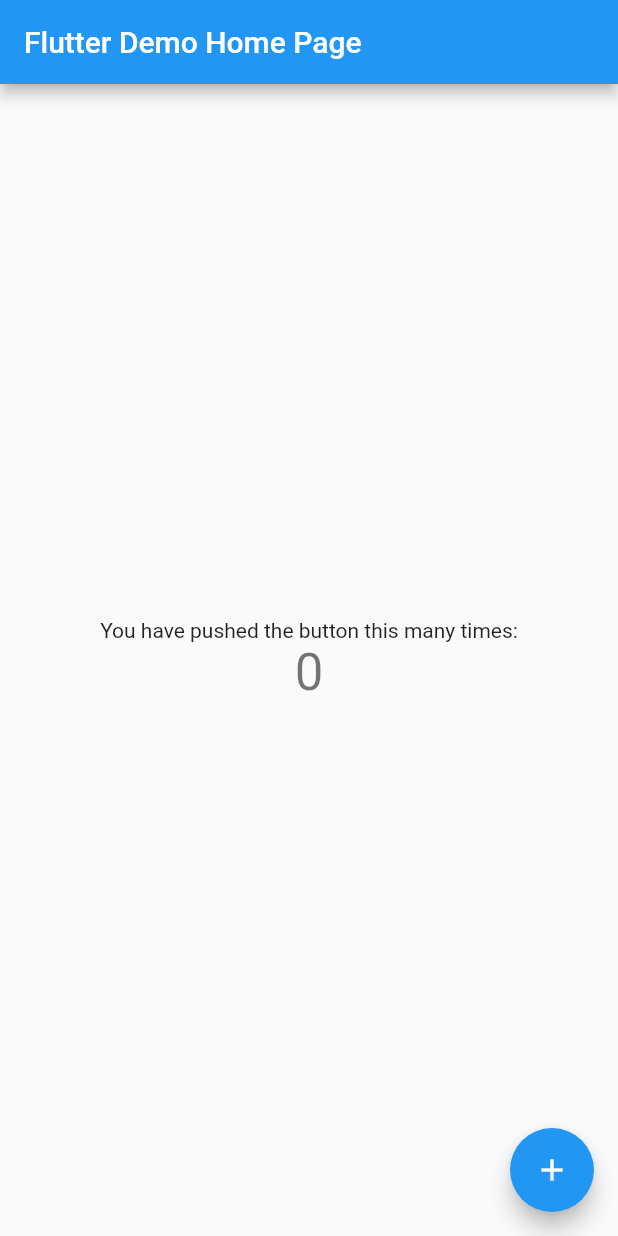
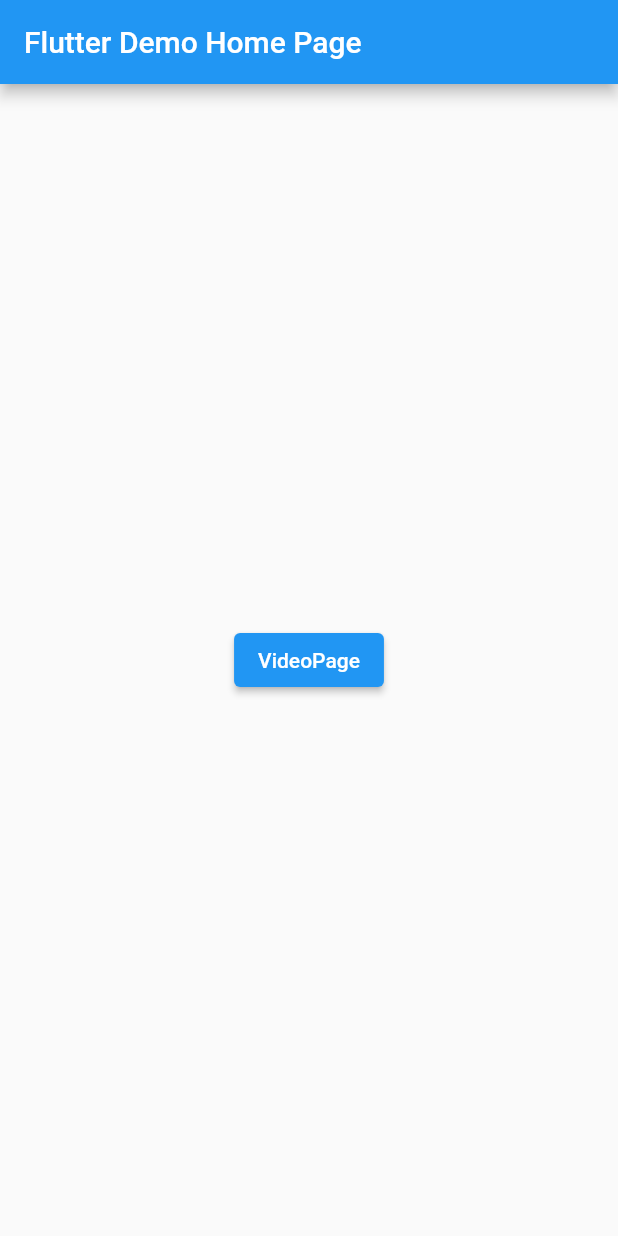
Before and after one commit to Sunbreak/graphic_player.trial, a Flutter app: the screen it shows after launch, on a phone screen of 412 x 824 dp. Run offline on Flutter 3.47's test engine with Material 2 defaults, Android fonts, the phone set to English and light mode, and no system bars; our stand-ins replace video_player.

```diff
--- a/lib/main.dart
+++ b/lib/main.dart
@@ -1,4 +1,6 @@
 import 'package:flutter/material.dart';
+
+import 'video_page.dart';
 
 void main() {
   runApp(const MyApp());
@@ -7,21 +9,11 @@ void main() {
 class MyApp extends StatelessWidget {
   const MyApp({Key? key}) : super(key: key);
 
-  // This widget is the root of your application.
   @override
   Widget build(BuildContext context) {
     return MaterialApp(
       title: 'Flutter Demo',
       theme: ThemeData(
-        // This is the theme of your application.
-        //
-        // Try running your application with "flutter run". You'll see the
-        // application has a blue toolbar. Then, without quitting the app, try
-        // changing the primarySwatch below to Colors.green and then invoke
-        // "hot reload" (press "r" in the console where you ran "flutter run",
-        // or simply save your changes to "hot reload" in a Flutter IDE).
-        // Notice that the counter didn't reset back to zero; the application
-        // is not restarted.
         primarySwatch: Colors.blue,
       ),
       home: const MyHomePage(title: 'Flutter Demo Home Page'),
@@ -32,15 +24,6 @@ class MyApp extends StatelessWidget {
 class MyHomePage extends StatefulWidget {
   const MyHomePage({Key? key, required this.title}) : super(key: key);
 
-  // This widget is the home page of your application. It is stateful, meaning
-  // that it has a State object (defined below) that contains fields that affect
-  // how it looks.
-
-  // This class is the configuration for the state. It holds the values (in this
-  // case the title) provided by the parent (in this case the App widget) and
-  // used by the build method of the State. Fields in a Widget subclass are
-  // always marked "final".
-
   final String title;
 
   @override
@@ -48,68 +31,27 @@ class MyHomePage extends StatefulWidget {
 }
 
 class _MyHomePageState extends State<MyHomePage> {
-  int _counter = 0;
-
-  void _incrementCounter() {
-    setState(() {
-      // This call to setState tells the Flutter framework that something has
-      // changed in this State, which causes it to rerun the build method below
-      // so that the display can reflect the updated values. If we changed
-      // _counter without calling setState(), then the build method would not be
-      // called again, and so nothing would appear to happen.
-      _counter++;
-    });
-  }
-
   @override
   Widget build(BuildContext context) {
-    // This method is rerun every time setState is called, for instance as done
-    // by the _incrementCounter method above.
-    //
-    // The Flutter framework has been optimized to make rerunning build methods
-    // fast, so that you can just rebuild anything that needs updating rather
-    // than having to individually change instances of widgets.
     return Scaffold(
       appBar: AppBar(
-        // Here we take the value from the MyHomePage object that was created by
-        // the App.build method, and use it to set our appbar title.
         title: Text(widget.title),
       ),
       body: Center(
-        // Center is a layout widget. It takes a single child and positions it
-        // in the middle of the parent.
         child: Column(
-          // Column is also a layout widget. It takes a list of children and
-          // arranges them vertically. By default, it sizes itself to fit its
-          // children horizontally, and tries to be as tall as its parent.
-          //
-          // Invoke "debug painting" (press "p" in the console, choose the
-          // "Toggle Debug Paint" action from the Flutter Inspector in Android
-          // Studio, or the "Toggle Debug Paint" command in Visual Studio Code)
-          // to see the wireframe for each widget.
-          //
-          // Column has various properties to control how it sizes itself and
-          // how it positions its children. Here we use mainAxisAlignment to
-          // center the children vertically; the main axis here is the vertical
-          // axis because Columns are vertical (the cross axis would be
-          // horizontal).
           mainAxisAlignment: MainAxisAlignment.center,
           children: <Widget>[
-            const Text(
-              'You have pushed the button this many times:',
-            ),
-            Text(
-              '$_counter',
-              style: Theme.of(context).textTheme.headline4,
+            ElevatedButton(
+              child: const Text('VideoPage'),
+              onPressed: () {
+                Navigator.of(context).push(MaterialPageRoute(builder: (context) {
+                  return VideoPage();
+                }));
+              },
             ),
           ],
         ),
       ),
-      floatingActionButton: FloatingActionButton(
-        onPressed: _incrementCounter,
-        tooltip: 'Increment',
-        child: const Icon(Icons.add),
-      ), // This trailing comma makes auto-formatting nicer for build methods.
     );
   }
 }
--- a/pubspec.yaml
+++ b/pubspec.yaml
@@ -34,6 +34,7 @@ dependencies:
   # The following adds the Cupertino Icons font to your application.
   # Use with the CupertinoIcons class for iOS style icons.
   cupertino_icons: ^1.0.2
+  video_player: ^2.3.0
 
 dev_dependencies:
   flutter_test:
```
Also changed, not shown: lib/next_page.dart (added, +24 -0 lines), lib/video_page.dart (added, +94 -0 lines), pubspec.lock, 2 other files.
